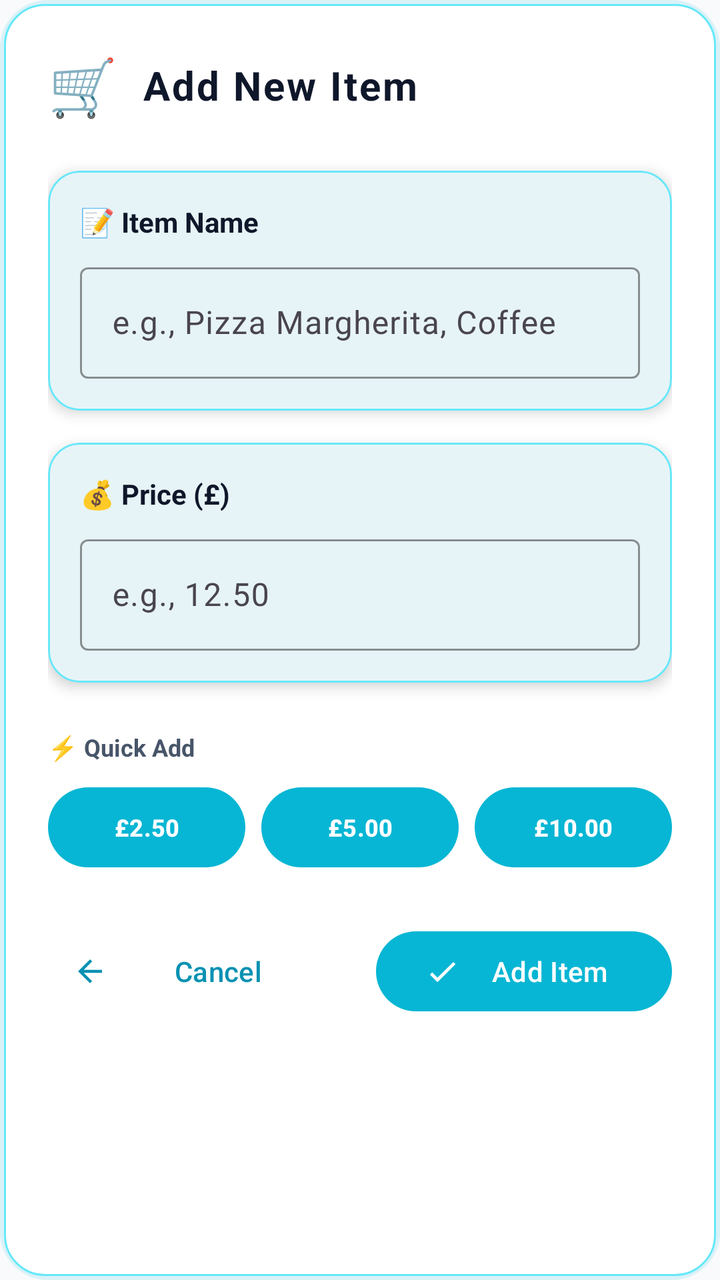
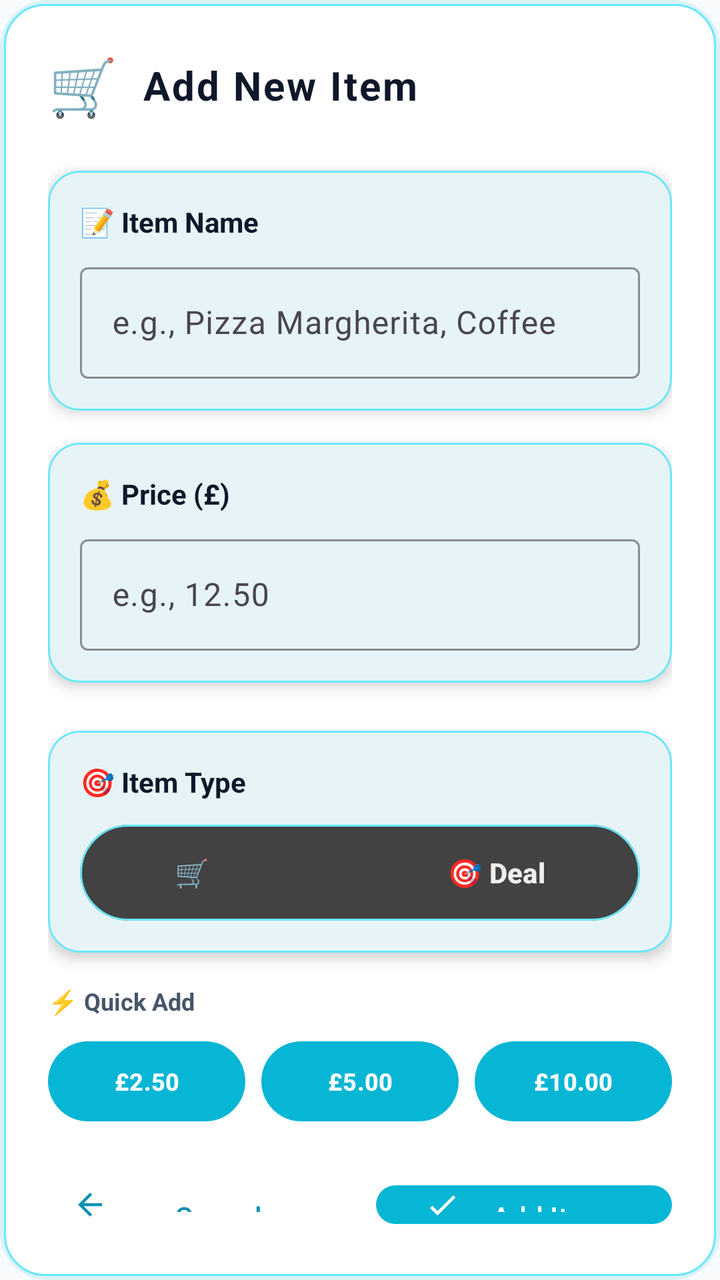

An Android layout rendered at two revisions. The XML below is the earlier revision; the diff shows what the commit changed to produce the second picture.
<!-- AndroidManifest.xml: application theme Theme.NewtownBillSplitter -->
<!-- res/layout/dialog_add_item.xml -->
<?xml version="1.0" encoding="utf-8"?>
<LinearLayout xmlns:android="http://schemas.android.com/apk/res/android"
    xmlns:app="http://schemas.android.com/apk/res-auto"
    android:layout_width="match_parent"
    android:layout_height="wrap_content"
    android:orientation="vertical"
    android:background="@drawable/modern_dialog_background"
    android:padding="24dp">

    
    <LinearLayout
        android:layout_width="match_parent"
        android:layout_height="wrap_content"
        android:orientation="horizontal"
        android:gravity="center_vertical"
        android:layout_marginBottom="24dp">

        <TextView
            android:layout_width="wrap_content"
            android:layout_height="wrap_content"
            android:text="🛒"
            android:textSize="28sp"
            android:layout_marginEnd="12dp" />

        <TextView
            android:layout_width="0dp"
            android:layout_height="wrap_content"
            android:layout_weight="1"
            android:text="Add New Item"
            style="@style/TextStyle.OnOcean.Large"
            android:textColor="@color/text_primary"
            android:shadowColor="@android:color/transparent" />

    </LinearLayout>

    
    <com.google.android.material.card.MaterialCardView
        android:layout_width="match_parent"
        android:layout_height="wrap_content"
        android:layout_marginBottom="16dp"
        app:cardBackgroundColor="@color/background_card"
        app:cardCornerRadius="16dp"
        app:cardElevation="4dp"
        app:strokeColor="@color/accent_300"
        app:strokeWidth="1dp">

        <LinearLayout
            android:layout_width="match_parent"
            android:layout_height="wrap_content"
            android:orientation="vertical"
            android:padding="16dp">

            <TextView
                android:layout_width="wrap_content"
                android:layout_height="wrap_content"
                android:text="📝 Item Name"
                android:textColor="@color/text_primary"
                android:textSize="14sp"
                android:textStyle="bold"
                android:layout_marginBottom="8dp" />

            <com.google.android.material.textfield.TextInputLayout
                android:layout_width="match_parent"
                android:layout_height="wrap_content"
                style="@style/Widget.Material3.TextInputLayout.OutlinedBox"
                app:boxStrokeColor="@color/accent_500"
                app:hintTextColor="@color/accent_600">

                <com.google.android.material.textfield.TextInputEditText
                    android:id="@+id/itemNameEditText"
                    android:layout_width="match_parent"
                    android:layout_height="wrap_content"
                    android:hint="e.g., Pizza Margherita, Coffee"
                    android:inputType="textCapWords"
                    android:textColor="@color/text_primary"
                    android:textSize="16sp"
                    android:maxLines="1"
                    android:imeOptions="actionNext" />

            </com.google.android.material.textfield.TextInputLayout>

        </LinearLayout>

    </com.google.android.material.card.MaterialCardView>

    
    <com.google.android.material.card.MaterialCardView
        android:layout_width="match_parent"
        android:layout_height="wrap_content"
        android:layout_marginBottom="24dp"
        app:cardBackgroundColor="@color/background_card"
        app:cardCornerRadius="16dp"
        app:cardElevation="4dp"
        app:strokeColor="@color/accent_300"
        app:strokeWidth="1dp">

        <LinearLayout
            android:layout_width="match_parent"
            android:layout_height="wrap_content"
            android:orientation="vertical"
            android:padding="16dp">

            <TextView
                android:layout_width="wrap_content"
                android:layout_height="wrap_content"
                android:text="💰 Price (£)"
                android:textColor="@color/text_primary"
                android:textSize="14sp"
                android:textStyle="bold"
                android:layout_marginBottom="8dp" />

            <com.google.android.material.textfield.TextInputLayout
                android:layout_width="match_parent"
                android:layout_height="wrap_content"
                style="@style/Widget.Material3.TextInputLayout.OutlinedBox"
                app:boxStrokeColor="@color/accent_500"
                app:hintTextColor="@color/accent_600">

                <com.google.android.material.textfield.TextInputEditText
                    android:id="@+id/itemPriceEditText"
                    android:layout_width="match_parent"
                    android:layout_height="wrap_content"
                    android:hint="e.g., 12.50"
                    android:inputType="numberDecimal"
                    android:textColor="@color/text_primary"
                    android:textSize="16sp"
                    android:maxLines="1"
                    android:imeOptions="actionDone" />

            </com.google.android.material.textfield.TextInputLayout>

        </LinearLayout>

    </com.google.android.material.card.MaterialCardView>

    
    <TextView
        android:layout_width="wrap_content"
        android:layout_height="wrap_content"
        android:text="⚡ Quick Add"
        android:textColor="@color/text_secondary"
        android:textSize="12sp"
        android:textStyle="bold"
        android:layout_marginBottom="8dp" />

    <LinearLayout
        android:layout_width="match_parent"
        android:layout_height="wrap_content"
        android:orientation="horizontal"
        android:layout_marginBottom="24dp">

        <com.google.android.material.button.MaterialButton
            android:id="@+id/quickPrice1"
            android:layout_width="0dp"
            android:layout_height="wrap_content"
            android:layout_weight="1"
            android:layout_marginEnd="4dp"
            android:text="£2.50"
            android:textSize="12sp"
            android:textColor="@color/white"
            android:textStyle="bold"
            style="@style/Widget.Material3.Button"
            app:backgroundTint="@color/accent_500" />

        <com.google.android.material.button.MaterialButton
            android:id="@+id/quickPrice2"
            android:layout_width="0dp"
            android:layout_height="wrap_content"
            android:layout_weight="1"
            android:layout_marginStart="4dp"
            android:layout_marginEnd="4dp"
            android:text="£5.00"
            android:textSize="12sp"
            android:textColor="@color/white"
            android:textStyle="bold"
            style="@style/Widget.Material3.Button"
            app:backgroundTint="@color/accent_500" />

        <com.google.android.material.button.MaterialButton
            android:id="@+id/quickPrice3"
            android:layout_width="0dp"
            android:layout_height="wrap_content"
            android:layout_weight="1"
            android:layout_marginStart="4dp"
            android:text="£10.00"
            android:textSize="12sp"
            android:textColor="@color/white"
            android:textStyle="bold"
            style="@style/Widget.Material3.Button"
            app:backgroundTint="@color/accent_500" />

    </LinearLayout>

    
    <LinearLayout
        android:layout_width="match_parent"
        android:layout_height="wrap_content"
        android:orientation="horizontal">

        <com.google.android.material.button.MaterialButton
            android:id="@+id/cancelButton"
            android:layout_width="0dp"
            android:layout_height="wrap_content"
            android:layout_weight="1"
            android:layout_marginEnd="8dp"
            android:text="Cancel"
            style="@style/Widget.Material3.Button.TextButton"
            app:icon="@drawable/ic_arrow_back" />

        <com.google.android.material.button.MaterialButton
            android:id="@+id/addButton"
            android:layout_width="0dp"
            android:layout_height="wrap_content"
            android:layout_weight="1"
            android:layout_marginStart="8dp"
            android:text="Add Item"
            style="@style/Widget.Material3.Button"
            app:backgroundTint="@color/accent_500"
            app:icon="@drawable/ic_check" />

    </LinearLayout>

</LinearLayout>
<!-- resources referenced by this layout -->
<resources>
  <color name="accent_300">#67e8f9</color>
  <color name="accent_500">#06b6d4</color>
  <color name="accent_600">#0891b2</color>
  <color name="background_card">#ffffff</color>
  <color name="text_primary">#0f172a</color>
  <color name="text_secondary">#475569</color>
  <color name="white">#FFFFFF</color>
  <!-- drawable ic_arrow_back (drawable) -->
  <?xml version="1.0" encoding="utf-8"?>
  <vector xmlns:android="http://schemas.android.com/apk/res/android"
      android:width="24dp"
      android:height="24dp"
      android:viewportWidth="24"
      android:viewportHeight="24"
      android:tint="?attr/colorOnPrimary">
      <path
          android:fillColor="@android:color/white"
          android:pathData="M20,11H7.83l5.59,-5.59L12,4l-8,8 8,8 1.41,-1.41L7.83,13H20v-2z" />
  </vector>
  <!-- drawable ic_check (drawable) -->
  <?xml version="1.0" encoding="utf-8"?>
  <vector xmlns:android="http://schemas.android.com/apk/res/android"
      android:width="24dp"
      android:height="24dp"
      android:viewportWidth="24"
      android:viewportHeight="24">
      <path
          android:fillColor="#FFFFFFFF"
          android:pathData="M9,16.2l-3.5,-3.5L4,14.2l5,5 12,-12 -1.4,-1.4z"/>
  </vector>
  <!-- drawable modern_dialog_background (drawable) -->
  <?xml version="1.0" encoding="utf-8"?>
  <layer-list xmlns:android="http://schemas.android.com/apk/res/android">
      
      
      <item>
          <shape android:shape="rectangle">
              <solid android:color="#2006b6d4" />
              <corners android:radius="24dp" />
              <padding android:left="2dp" android:top="2dp" android:right="2dp" android:bottom="2dp" />
          </shape>
      </item>
      
      
      <item>
          <shape android:shape="rectangle">
              <solid android:color="@color/background_card" />
              <corners android:radius="20dp" />
              <stroke 
                  android:width="1dp" 
                  android:color="@color/accent_300" />
          </shape>
      </item>
      
  </layer-list>
  <style name="TextStyle.OnOcean.Large">
          <item name="android:textSize">20sp</item>
          <item name="android:textStyle">bold</item>
          <item name="android:letterSpacing">0.05</item>
      </style>
  <style name="Theme.NewtownBillSplitter" parent="Theme.Material3.DayNight">
          
          <item name="windowActionBar">false</item>
          <item name="windowNoTitle">true</item>
          
          
          <item name="colorPrimary">@color/primary_500</item>
          <item name="colorPrimaryVariant">@color/primary_700</item>
          <item name="colorOnPrimary">@color/white</item>
          
          
          <item name="colorSecondary">@color/accent_500</item>
          <item name="colorSecondaryVariant">@color/accent_700</item>
          <item name="colorOnSecondary">@color/white</item>
          
          
          <item name="android:statusBarColor">@color/primary_500</item>
          
          
          <item name="android:colorBackground">@color/background_primary</item>
          <item name="colorSurface">@color/background_card</item>
          <item name="colorOnSurface">@color/text_primary</item>
          
          
          <item name="android:textColorPrimary">@color/text_primary</item>
          <item name="android:textColorSecondary">@color/text_secondary</item>
          
          
          <item name="cardBackgroundColor">@color/background_card</item>
          <item name="cardCornerRadius">12dp</item>
          <item name="cardElevation">4dp</item>
      </style>
  <color name="primary_500">#0891b2</color>
  <color name="primary_700">#155e75</color>
  <color name="accent_700">#0e7490</color>
  <color name="background_primary">#f8fafc</color>
</resources>

<!-- the commit's change to res/layout/dialog_add_item.xml (unified diff, before → after) -->
@@ -134,6 +134,82 @@
     </com.google.android.material.card.MaterialCardView>
 
     
+    <com.google.android.material.card.MaterialCardView
+        android:layout_width="match_parent"
+        android:layout_height="wrap_content"
+        android:layout_marginBottom="16dp"
+        app:cardBackgroundColor="@color/background_card"
+        app:cardCornerRadius="16dp"
+        app:cardElevation="4dp"
+        app:strokeColor="@color/accent_300"
+        app:strokeWidth="1dp">
+
+        <LinearLayout
+            android:layout_width="match_parent"
+            android:layout_height="wrap_content"
+            android:orientation="vertical"
+            android:padding="16dp">
+
+            <TextView
+                android:layout_width="wrap_content"
+                android:layout_height="wrap_content"
+                android:text="🎯 Item Type"
+                android:textColor="@color/text_primary"
+                android:textSize="14sp"
+                android:textStyle="bold"
+                android:layout_marginBottom="12dp" />
+
+            
+            <com.google.android.material.card.MaterialCardView
+                android:layout_width="match_parent"
+                android:layout_height="48dp"
+                app:cardBackgroundColor="@color/gray_800"
+                app:cardCornerRadius="24dp"
+                app:cardElevation="0dp"
+                app:strokeColor="@color/accent_300"
+                app:strokeWidth="1dp">
+
+                <LinearLayout
+                    android:layout_width="match_parent"
+                    android:layout_height="match_parent"
+                    android:orientation="horizontal"
+                    android:padding="4dp">
+
+                                         
+                     <com.google.android.material.button.MaterialButton
+                         android:id="@+id/itemTypeButton"
+                         android:layout_width="0dp"
+                         android:layout_height="40dp"
+                         android:layout_weight="1"
+                         android:text="🛒 Item"
+                         android:textColor="@color/gray_800"
+                         android:textSize="14sp"
+                         android:textStyle="bold"
+                         style="@style/Widget.Material3.Button.TextButton"
+                         app:icon="@null" />
+
+                     
+                     <com.google.android.material.button.MaterialButton
+                         android:id="@+id/dealTypeButton"
+                         android:layout_width="0dp"
+                         android:layout_height="40dp"
+                         android:layout_weight="1"
+                         android:text="🎯 Deal"
+                         android:textColor="@color/gray_200"
+                         android:textSize="14sp"
+                         android:textStyle="bold"
+                         style="@style/Widget.Material3.Button.TextButton"
+                         app:icon="@null" />
+
+                </LinearLayout>
+
+            </com.google.android.material.card.MaterialCardView>
+
+        </LinearLayout>
+
+    </com.google.android.material.card.MaterialCardView>
+
+    
     <TextView
         android:layout_width="wrap_content"
         android:layout_height="wrap_content"
<!-- resource entries referenced after the edit -->
@@ -4,6 +4,8 @@
   <color name="accent_500">#06b6d4</color>
   <color name="accent_600">#0891b2</color>
   <color name="background_card">#ffffff</color>
+  <color name="gray_200">#eeeeee</color>
+  <color name="gray_800">#424242</color>
   <color name="text_primary">#0f172a</color>
   <color name="text_secondary">#475569</color>
   <color name="white">#FFFFFF</color>
